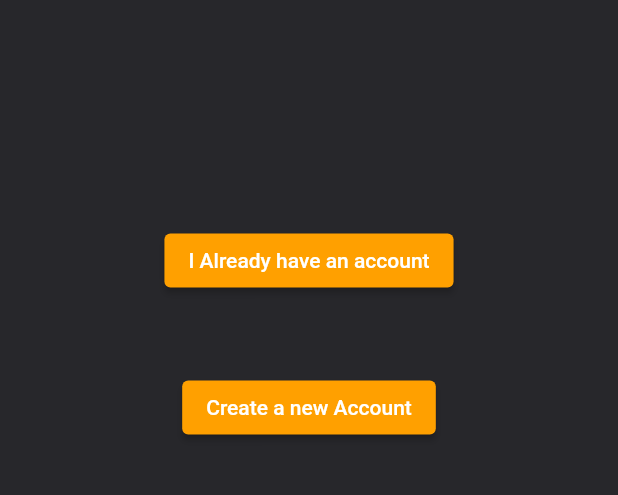
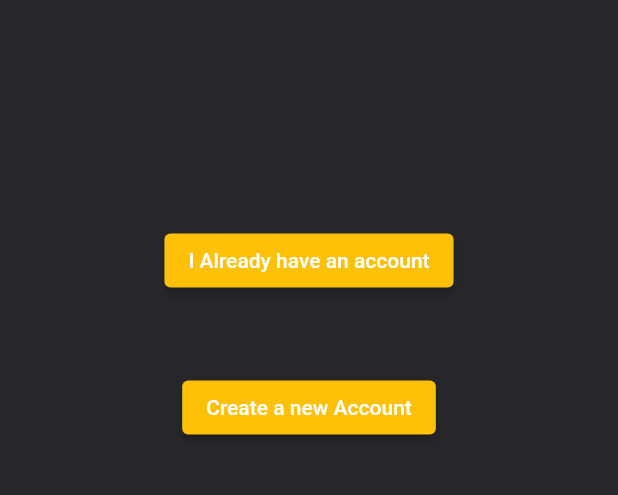
Before and after one commit to jacob1710/noteyio-flutter, a Flutter app: the screen it shows after launch, on a phone screen of 412 x 824 dp, the part 551-1046 px from its top. Run offline on Flutter 3.47's test engine with Material 2 defaults, Android fonts, the phone set to English and light mode, and no system bars; our stand-ins replace firebase_auth, firebase_core, flutter_slidable, get_it, image_picker, stacked; missing offline and left inert: flutter_uploader; accounts and stored records are empty.

Commit message:
update styling

```diff
--- a/lib/constants/app_styles.dart
+++ b/lib/constants/app_styles.dart
@@ -26,7 +26,7 @@ class AppStyles{
 
 
   static const Color kDefaultDarkColor = Color(0xFF27272B);
-  static const Color kPrimaryColor = Color(0xFFFFA000);
+  static const Color kPrimaryColor = Color(0xFFFFC107);
   static const Color kSecondaryColor = Colors.blue;
 
 
```
